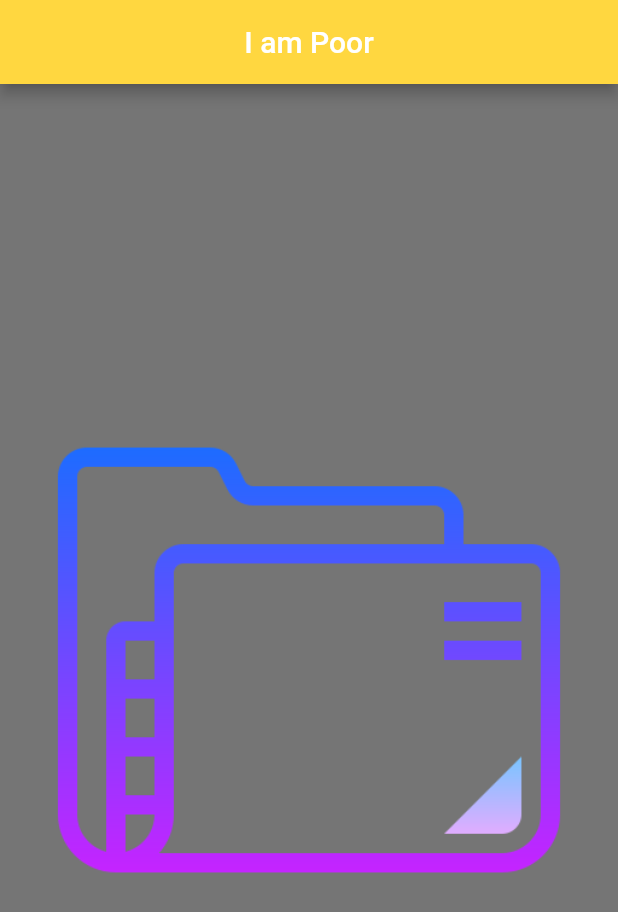
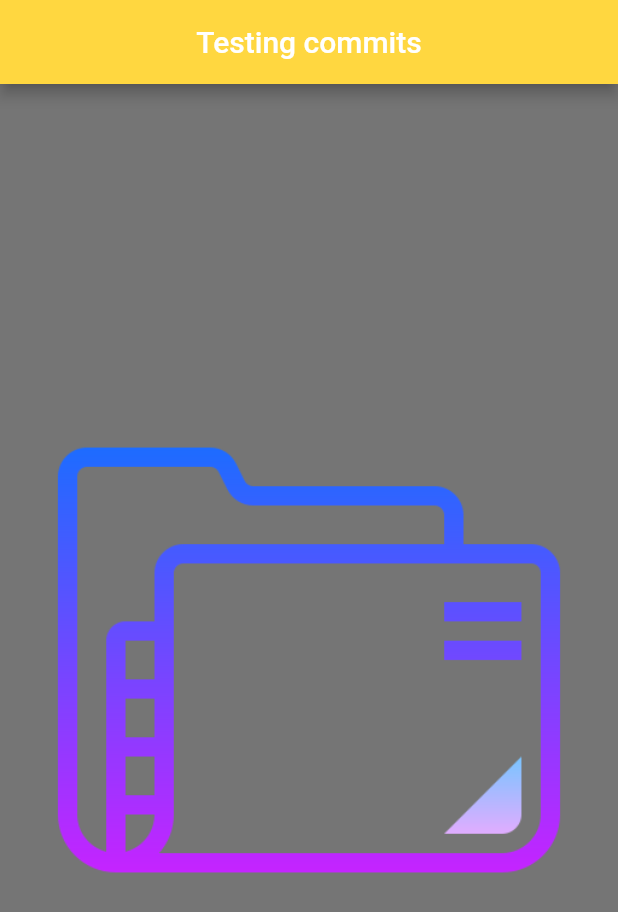
Before and after one commit to HuyN1201/i_am_poor, a Flutter app: the screen it shows after launch, on a phone screen of 412 x 824 dp. Shown: the top 912 px of the screen. Run offline on Flutter 3.47's test engine with Material 2 defaults, Android fonts, the phone set to English and light mode, and no system bars.

Commit message:
Changes to main.dart

```diff
--- a/lib/main.dart
+++ b/lib/main.dart
@@ -5,14 +5,12 @@ void main() {
       home: Scaffold(
     appBar: AppBar(
       backgroundColor: Colors.amberAccent,
-          title: Center(child: Text('I am Poor')),
+      title: Center(child: Text('Testing commits')),
     ),
     body: Center(
         child: Image(
       image: AssetImage('images/icons8-opened-folder-512.png'),
-            )
-        ),
+    )),
     backgroundColor: Colors.black54,
-      )
-  ));
+  )));
 }
```
Lines whose indentation alone changed are shown as unchanged.
